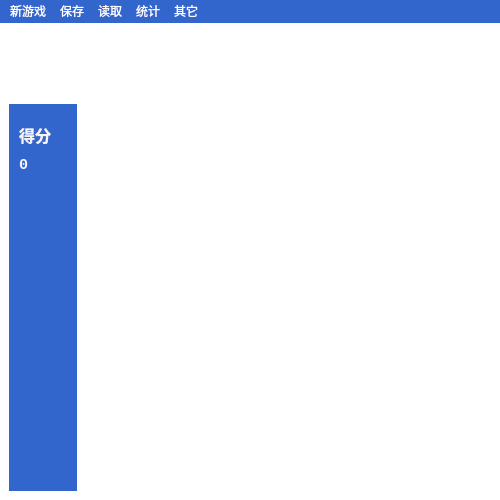
This is mainwindow.ui in houhaotian/qt_sudoku as Qt 5 draws it before an edit. The edited form follows.
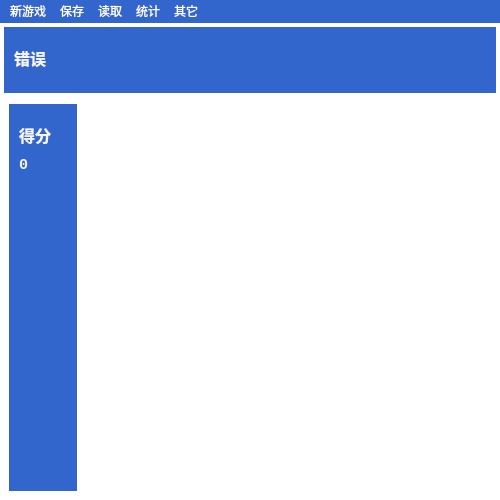
This is the edited form.

Commit message: 进一步完善功能

Diff of the .ui file:
```diff
--- a/mainwindow.ui
+++ b/mainwindow.ui
@@ -49,7 +49,35 @@
      <number>4</number>
     </property>
     <item>
-     <widget class="QWidget" name="up" native="true"/>
+     <widget class="QWidget" name="up" native="true">
+      <property name="styleSheet">
+       <string notr="true">background-color: rgb(51, 102, 204);</string>
+      </property>
+      <widget class="QLabel" name="label_2">
+       <property name="geometry">
+        <rect>
+         <x>10</x>
+         <y>20</y>
+         <width>54</width>
+         <height>21</height>
+        </rect>
+       </property>
+       <property name="font">
+        <font>
+         <family>Consolas</family>
+         <pointsize>12</pointsize>
+         <weight>75</weight>
+         <bold>true</bold>
+        </font>
+       </property>
+       <property name="styleSheet">
+        <string notr="true">color: rgb(245, 245, 245);</string>
+       </property>
+       <property name="text">
+        <string>错误</string>
+       </property>
+      </widget>
+     </widget>
     </item>
     <item>
      <widget class="QWidget" name="down" native="true">
```
The commit also changes 2 other files.
